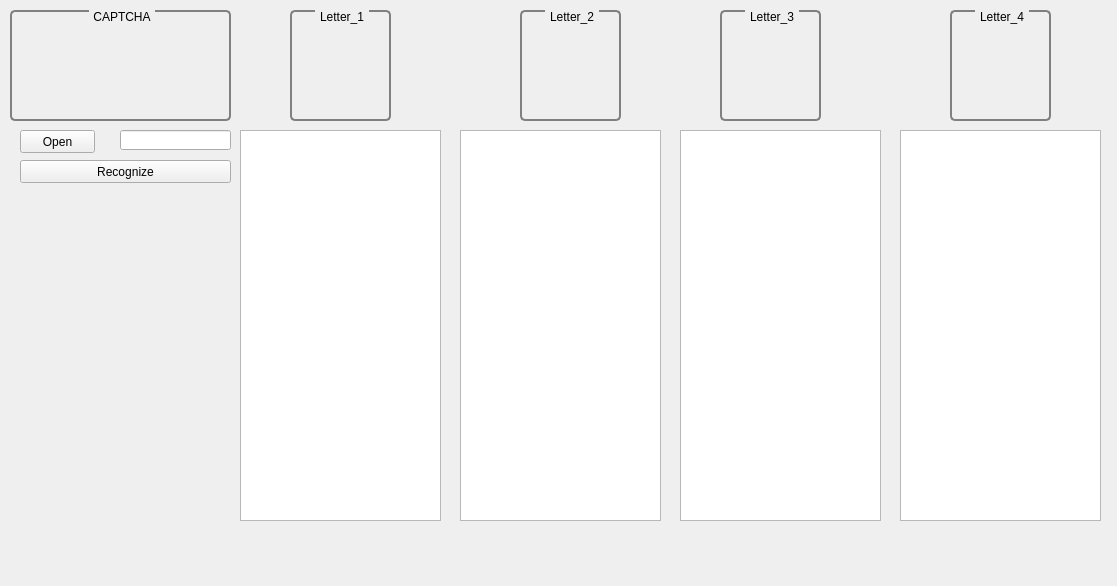
Old version of the form window.ui in the repository zyrsas/CAPTCHA_DECODE.
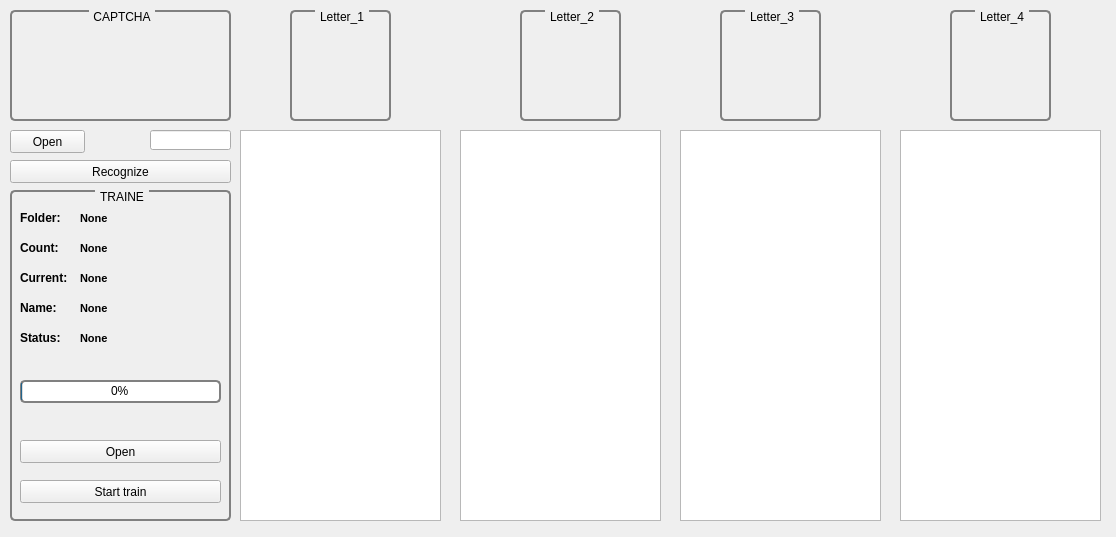
New version of the form. Icons and pictures are not drawn.

```diff
--- a/window.ui
+++ b/window.ui
@@ -3,19 +3,37 @@
  <class>Form</class>
  <widget class="QWidget" name="Form">
   <property name="windowModality">
-   <enum>Qt::NonModal</enum>
+   <enum>Qt::WindowModal</enum>
+  </property>
+  <property name="enabled">
+   <bool>true</bool>
   </property>
   <property name="geometry">
    <rect>
     <x>0</x>
     <y>0</y>
-    <width>1117</width>
-    <height>586</height>
+    <width>1116</width>
+    <height>537</height>
    </rect>
   </property>
+  <property name="sizePolicy">
+   <sizepolicy hsizetype="Preferred" vsizetype="Preferred">
+    <horstretch>0</horstretch>
+    <verstretch>0</verstretch>
+   </sizepolicy>
+  </property>
+  <property name="contextMenuPolicy">
+   <enum>Qt::DefaultContextMenu</enum>
+  </property>
+  <property name="acceptDrops">
+   <bool>false</bool>
+  </property>
   <property name="windowTitle">
    <string>Form1</string>
   </property>
+  <property name="layoutDirection">
+   <enum>Qt::LeftToRight</enum>
+  </property>
   <property name="styleSheet">
    <string notr="true"> QGroupBox {
      background-color: qlineargradient(x1: 0, y1: 0, x2: 0, y2: 1,
@@ -67,12 +85,18 @@
 QWidget {
  background-color: qlineargradient(x1: 0, y1: 0, x2: 0, y2: 1,
                                        stop: 0 #E0E0E0, stop: 1 #FFFFFF);
+}
+
+QProgressBar {
+    border: 2px solid grey;
+    border-radius: 5px;
+    text-align: center;
 }</string>
   </property>
   <widget class="QPushButton" name="pushButton">
    <property name="geometry">
     <rect>
-     <x>20</x>
+     <x>10</x>
      <y>130</y>
      <width>75</width>
      <height>23</height>
@@ -98,9 +122,9 @@
   <widget class="QPushButton" name="recognizeBtn">
    <property name="geometry">
     <rect>
-     <x>20</x>
+     <x>10</x>
      <y>160</y>
-     <width>211</width>
+     <width>221</width>
      <height>23</height>
     </rect>
    </property>
@@ -215,12 +239,24 @@
   <widget class="QLineEdit" name="edtRecognizeText">
    <property name="geometry">
     <rect>
-     <x>120</x>
+     <x>150</x>
      <y>130</y>
-     <width>111</width>
+     <width>81</width>
      <height>20</height>
     </rect>
    </property>
+   <property name="font">
+    <font>
+     <family>Myriad Pro</family>
+     <pointsize>12</pointsize>
+     <weight>75</weight>
+     <italic>true</italic>
+     <bold>true</bold>
+    </font>
+   </property>
+   <property name="readOnly">
+    <bool>true</bool>
+   </property>
   </widget>
   <widget class="QTextBrowser" name="matrix_1">
    <property name="geometry">
@@ -262,6 +298,271 @@
     </rect>
    </property>
   </widget>
+  <widget class="QGroupBox" name="groupBox_6">
+   <property name="geometry">
+    <rect>
+     <x>10</x>
+     <y>190</y>
+     <width>221</width>
+     <height>331</height>
+    </rect>
+   </property>
+   <property name="title">
+    <string>TRAINE</string>
+   </property>
+   <widget class="QPushButton" name="open_folder">
+    <property name="geometry">
+     <rect>
+      <x>10</x>
+      <y>250</y>
+      <width>201</width>
+      <height>23</height>
+     </rect>
+    </property>
+    <property name="text">
+     <string>Open</string>
+    </property>
+   </widget>
+   <widget class="QLabel" name="label">
+    <property name="geometry">
+     <rect>
+      <x>10</x>
+      <y>20</y>
+      <width>51</width>
+      <height>16</height>
+     </rect>
+    </property>
+    <property name="font">
+     <font>
+      <family>MS Sans Serif</family>
+      <pointsize>9</pointsize>
+      <weight>75</weight>
+      <bold>true</bold>
+     </font>
+    </property>
+    <property name="text">
+     <string>Folder:</string>
+    </property>
+   </widget>
+   <widget class="QLabel" name="lblFolder">
+    <property name="geometry">
+     <rect>
+      <x>70</x>
+      <y>20</y>
+      <width>141</width>
+      <height>16</height>
+     </rect>
+    </property>
+    <property name="font">
+     <font>
+      <family>MS Sans Serif</family>
+      <pointsize>8</pointsize>
+      <weight>75</weight>
+      <bold>true</bold>
+     </font>
+    </property>
+    <property name="text">
+     <string>None</string>
+    </property>
+   </widget>
+   <widget class="QLabel" name="label_2">
+    <property name="geometry">
+     <rect>
+      <x>10</x>
+      <y>50</y>
+      <width>51</width>
+      <height>16</height>
+     </rect>
+    </property>
+    <property name="font">
+     <font>
+      <family>MS Sans Serif</family>
+      <pointsize>9</pointsize>
+      <weight>75</weight>
+      <bold>true</bold>
+     </font>
+    </property>
+    <property name="text">
+     <string>Count:</string>
+    </property>
+   </widget>
+   <widget class="QLabel" name="lblCount">
+    <property name="geometry">
+     <rect>
+      <x>70</x>
+      <y>50</y>
+      <width>141</width>
+      <height>16</height>
+     </rect>
+    </property>
+    <property name="font">
+     <font>
+      <family>MS Sans Serif</family>
+      <pointsize>8</pointsize>
+      <weight>75</weight>
+      <bold>true</bold>
+     </font>
+    </property>
+    <property name="text">
+     <string>None</string>
+    </property>
+   </widget>
+   <widget class="QProgressBar" name="progressBar">
+    <property name="geometry">
+     <rect>
+      <x>10</x>
+      <y>190</y>
+      <width>201</width>
+      <height>23</height>
+     </rect>
+    </property>
+    <property name="maximum">
+     <number>1000</number>
+    </property>
+    <property name="value">
+     <number>0</number>
+    </property>
+   </widget>
+   <widget class="QPushButton" name="btnStartTrain">
+    <property name="geometry">
+     <rect>
+      <x>10</x>
+      <y>290</y>
+      <width>201</width>
+      <height>23</height>
+     </rect>
+    </property>
+    <property name="text">
+     <string>Start train</string>
+    </property>
+   </widget>
+   <widget class="QLabel" name="label_3">
+    <property name="geometry">
+     <rect>
+      <x>10</x>
+      <y>80</y>
+      <width>51</width>
+      <height>16</height>
+     </rect>
+    </property>
+    <property name="font">
+     <font>
+      <family>MS Sans Serif</family>
+      <pointsize>9</pointsize>
+      <weight>75</weight>
+      <bold>true</bold>
+     </font>
+    </property>
+    <property name="text">
+     <string>Current:</string>
+    </property>
+   </widget>
+   <widget class="QLabel" name="lblCurrent">
+    <property name="geometry">
+     <rect>
+      <x>70</x>
+      <y>80</y>
+      <width>141</width>
+      <height>16</height>
+     </rect>
+    </property>
+    <property name="font">
+     <font>
+      <family>MS Sans Serif</family>
+      <pointsize>8</pointsize>
+      <weight>75</weight>
+      <bold>true</bold>
+     </font>
+    </property>
+    <property name="text">
+     <string>None</string>
+    </property>
+   </widget>
+   <widget class="QLabel" name="label_4">
+    <property name="geometry">
+     <rect>
+      <x>10</x>
+      <y>110</y>
+      <width>51</width>
+      <height>16</height>
+     </rect>
+    </property>
+    <property name="font">
+     <font>
+      <family>MS Sans Serif</family>
+      <pointsize>9</pointsize>
+      <weight>75</weight>
+      <bold>true</bold>
+     </font>
+    </property>
+    <property name="text">
+     <string>Name:</string>
+    </property>
+   </widget>
+   <widget class="QLabel" name="lblName">
+    <property name="geometry">
+     <rect>
+      <x>70</x>
+      <y>110</y>
+      <width>141</width>
+      <height>16</height>
+     </rect>
+    </property>
+    <property name="font">
+     <font>
+      <family>MS Sans Serif</family>
+      <pointsize>8</pointsize>
+      <weight>75</weight>
+      <bold>true</bold>
+     </font>
+    </property>
+    <property name="text">
+     <string>None</string>
+    </property>
+   </widget>
+   <widget class="QLabel" name="label_5">
+    <property name="geometry">
+     <rect>
+      <x>10</x>
+      <y>140</y>
+      <width>51</width>
+      <height>16</height>
+     </rect>
+    </property>
+    <property name="font">
+     <font>
+      <family>MS Sans Serif</family>
+      <pointsize>9</pointsize>
+      <weight>75</weight>
+      <bold>true</bold>
+     </font>
+    </property>
+    <property name="text">
+     <string>Status:</string>
+    </property>
+   </widget>
+   <widget class="QLabel" name="lblStatus">
+    <property name="geometry">
+     <rect>
+      <x>70</x>
+      <y>140</y>
+      <width>141</width>
+      <height>16</height>
+     </rect>
+    </property>
+    <property name="font">
+     <font>
+      <family>MS Sans Serif</family>
+      <pointsize>8</pointsize>
+      <weight>75</weight>
+      <bold>true</bold>
+     </font>
+    </property>
+    <property name="text">
+     <string>None</string>
+    </property>
+   </widget>
+  </widget>
  </widget>
  <resources/>
  <connections/>
```
Left out of the diff: 3 changed lines with no effect on the pictures.
